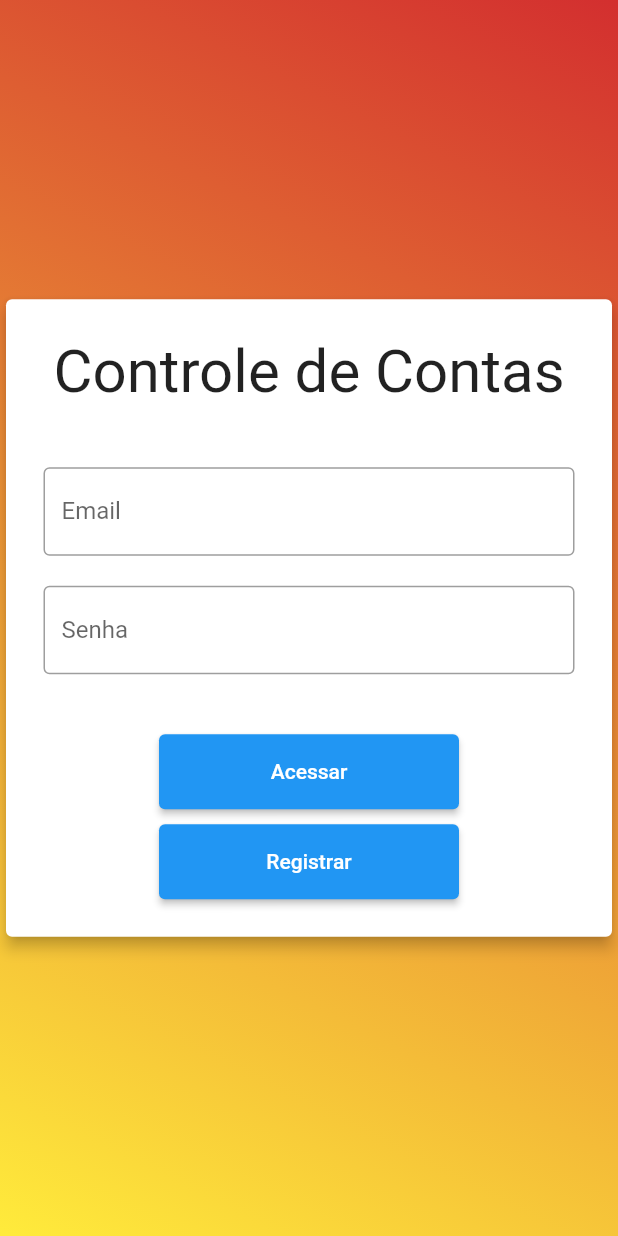
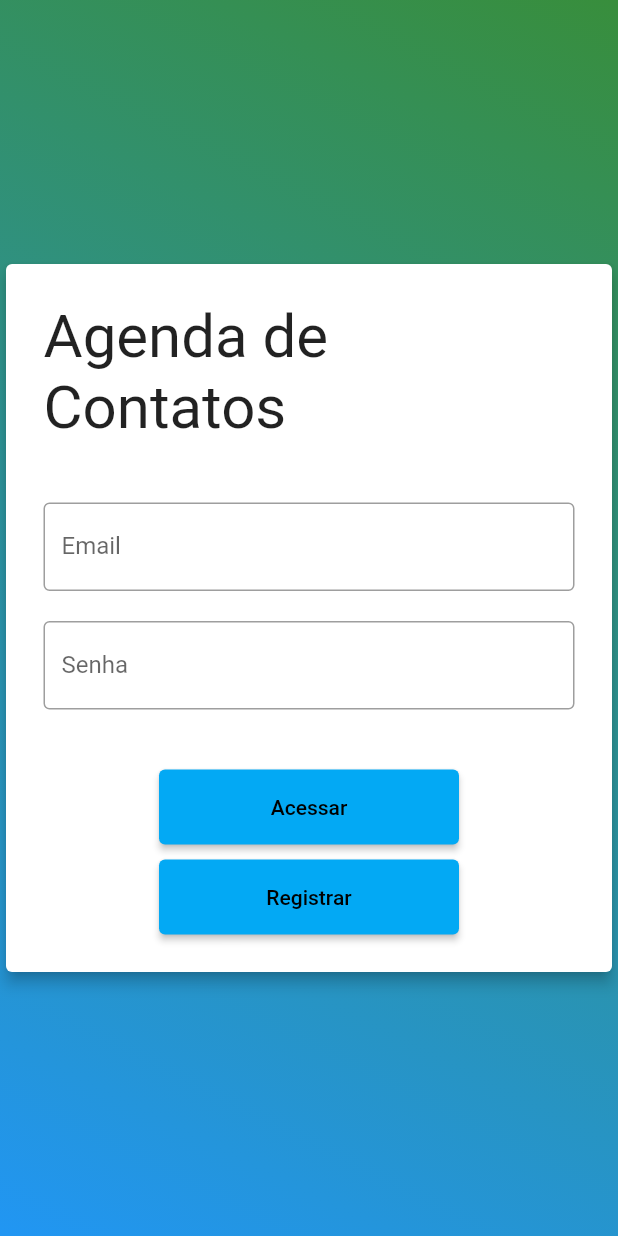
Before and after one commit to ThiagoHN/agenda_de_contatos, a Flutter app: the screen it shows after launch, on a phone screen of 412 x 824 dp. Run offline on Flutter 3.47's test engine with Material 2 defaults, Android fonts, the light colour scheme and no system bars; our stand-ins replace cloud_firestore, firebase_auth, firebase_core; accounts and stored records are empty.

Commit message:
feat: App version #4

```diff
--- a/lib/main.dart
+++ b/lib/main.dart
@@ -30,7 +30,7 @@
       child: MaterialApp(
         title: 'Flutter Demo',
         theme: ThemeData(
-          primarySwatch: Colors.blue,
+          primarySwatch: Colors.lightBlue,
         ),
         home: Consumer<UsuarioProvider>(
             builder: (ctx, usuarios, _) => usuarios.estaLogado
--- a/lib/screens/criadorcontato.dart
+++ b/lib/screens/criadorcontato.dart
@@ -79,7 +79,7 @@
                     },
                     validator: (value) {
                       if (value.isEmpty)
-                        return 'Valor da conta inválido, digite o nome novamente!';
+                        return 'O campo está vazio! Favor escrever algo!';
                       return null;
                     },
                   ),
--- a/lib/screens/login.dart
+++ b/lib/screens/login.dart
@@ -61,8 +61,8 @@
               begin: Alignment.topRight,
               end: Alignment.bottomLeft,
               colors: [
-                Colors.red[700],
-                Colors.yellow[500],
+                Colors.green[700],
+                Colors.blue[500],
               ],
             )),
           ),
@@ -77,7 +77,7 @@
                     child: Column(
                       children: [
                         Text(
-                          'Controle de Contas',
+                          'Agenda de Contatos',
                           style: TextStyle(
                             fontSize: 40,
                           ),
```
